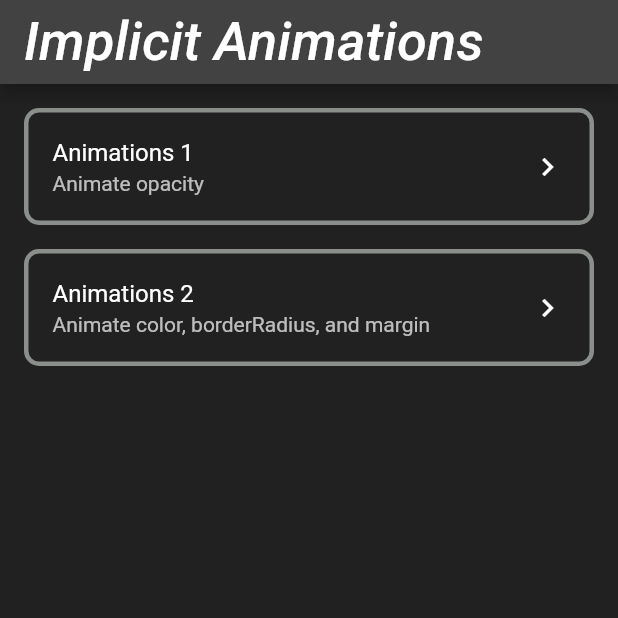
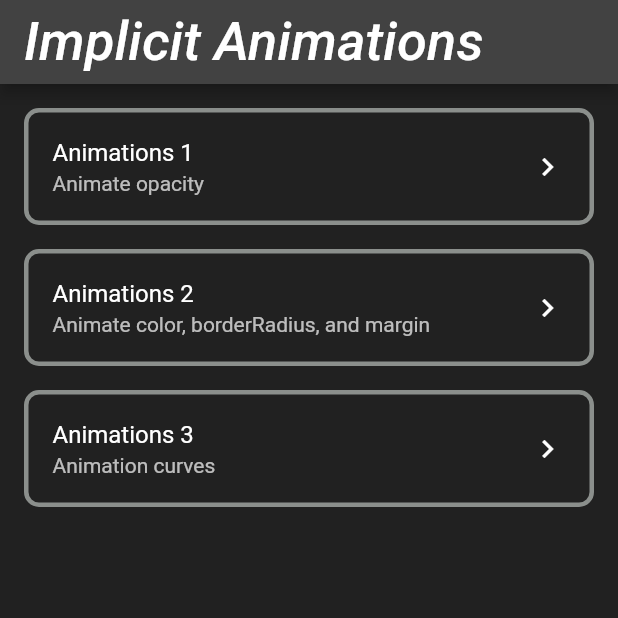
Before and after one commit to eywidyanti/animations, a Flutter app: the screen it shows after launch, on a phone screen of 412 x 824 dp, the top half of it. Run offline on Flutter 3.47's test engine with Material 2 defaults, Android fonts, the phone set to English and light mode, and no system bars; Roboto replaces fonts that are missing (Georgia, Hind).

Commit message:
Animations

```diff
--- a/lib/main.dart
+++ b/lib/main.dart
@@ -1,6 +1,7 @@
 import 'package:flutter/material.dart';
 
 import 'animated_containerdemo.dart';
+import 'animated_curve.dart';
 import 'fadein_demo.dart';
 
 void main() {
@@ -86,6 +87,27 @@ class MyHomePage extends StatelessWidget {
                 borderRadius: BorderRadius.circular(10),
               ),
             ),
+            const SizedBox(
+              height: 16,
+            ),
+            ListTile(
+              title: const Text('Animations 3'),
+              subtitle: const Text('Animation curves'),
+              trailing: const Icon(Icons.keyboard_arrow_right_sharp),
+              onTap: () {
+                Navigator.push(
+                  context,
+                  MaterialPageRoute(
+                    builder: (context) => const AnimatedCurveDemo(),
+                  ),
+                );
+              },
+              shape: RoundedRectangleBorder(
+                side: const BorderSide(
+                    color: Color.fromARGB(255, 139, 143, 140), width: 3),
+                borderRadius: BorderRadius.circular(10),
+              ),
+            ),
           ],
         ),
       ),
```
Also changed, not shown: lib/animated_curve.dart (added, +102 -0 lines), img/awal.jpeg, img/change.jpeg, img/changeawal.jpeg, img/curva.jpeg (added), img/opacity.jpeg, img/opacitydetail.jpeg, 4 other files.
